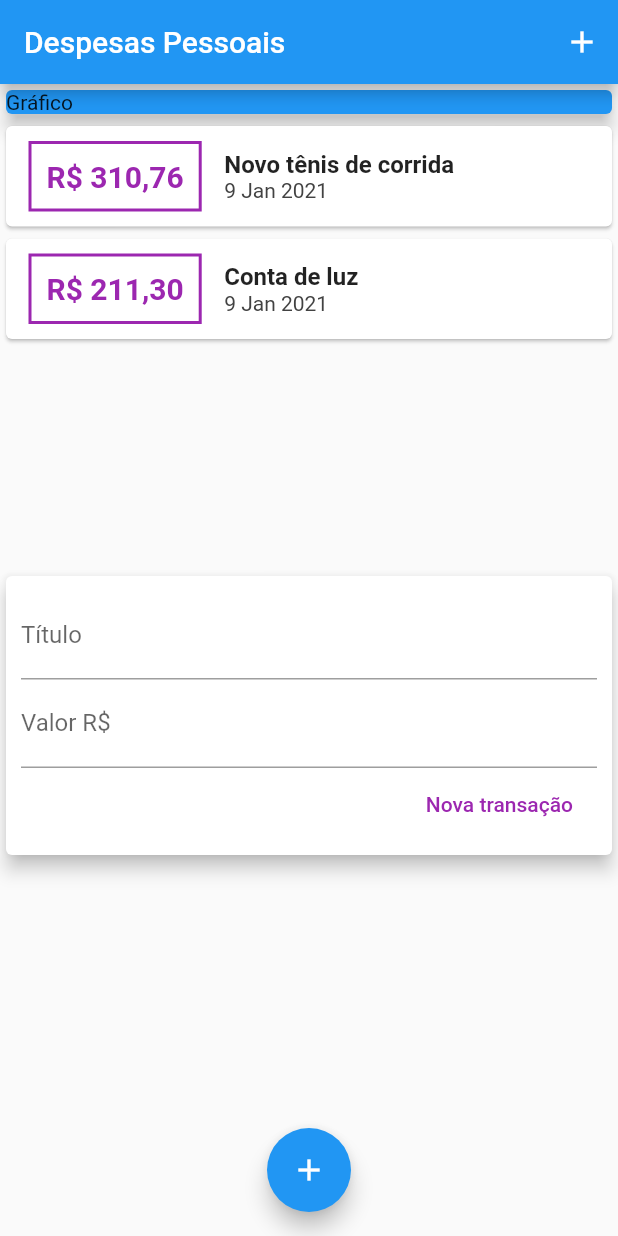
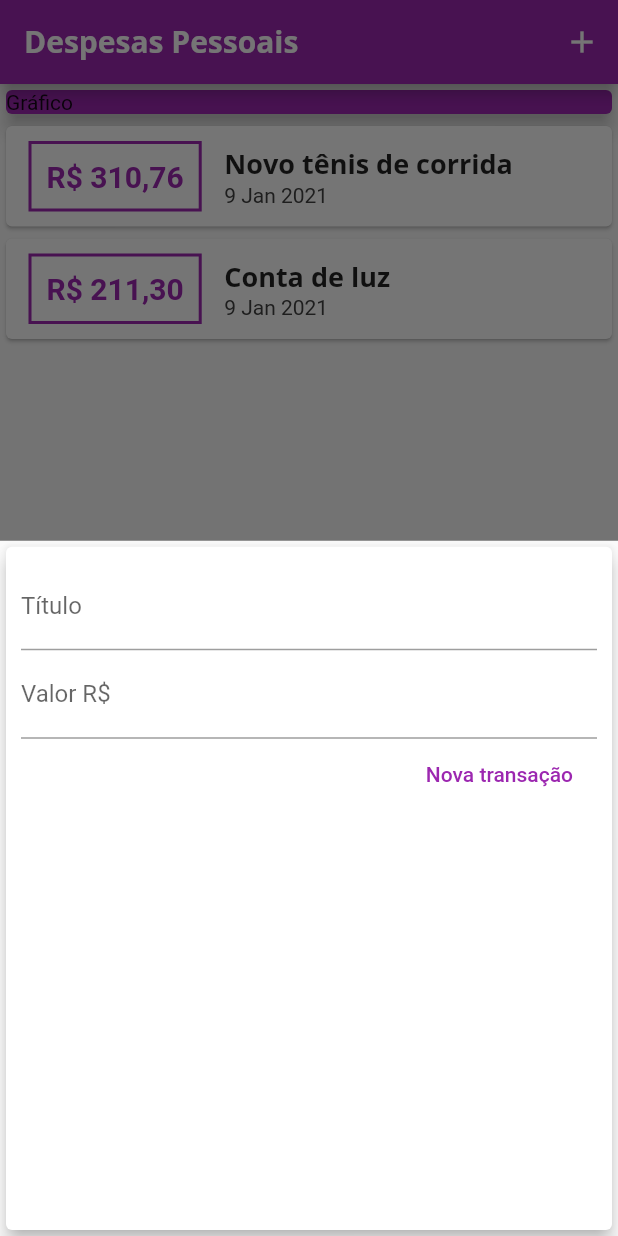
Before and after one commit to WENDEL4891/expenses, a Flutter app: the screen it shows after launch, after a tap on the "add" icon, on a phone screen of 412 x 824 dp. Run offline on Flutter 3.47's test engine with Material 2 defaults, Android fonts, the phone set to English and light mode, and no system bars; missing offline and left inert: dart:ffi.

Commit message:
Atualizado até a aula 105.

```diff
--- a/lib/components/transaction_form.dart
+++ b/lib/components/transaction_form.dart
@@ -2,12 +2,19 @@ import 'dart:ffi';
 
 import 'package:flutter/material.dart';
 
-class TransactionForm extends StatelessWidget {
-  final titleController = TextEditingController();
-  final valueController = TextEditingController();
+class TransactionForm extends StatefulWidget {
   final void Function(String, double) onSubmit;
 
   TransactionForm(this.onSubmit);
+
+  @override
+  _TransactionFormState createState() => _TransactionFormState();
+}
+
+class _TransactionFormState extends State<TransactionForm> {
+  final titleController = TextEditingController();
+
+  final valueController = TextEditingController();
 
   _submitForm() {
     final title = titleController.text;
@@ -15,7 +22,7 @@ class TransactionForm extends StatelessWidget {
     if (title.isEmpty || value <= 0) {
       return;
     }
-    onSubmit(title, value);
+    widget.onSubmit(title, value);
   }
 
   Widget build(BuildContext context) {
@@ -42,7 +49,7 @@ class TransactionForm extends StatelessWidget {
               mainAxisAlignment: MainAxisAlignment.end,
               children: [
                 FlatButton(
-                  textColor: Colors.purple,
+                  textColor: Theme.of(context).primaryColor,
                   child: Text('Nova transação'),
                   onPressed: _submitForm,
                 ),
--- a/lib/components/transaction_list.dart
+++ b/lib/components/transaction_list.dart
@@ -7,7 +7,7 @@ class TransactionList extends StatelessWidget {
 
   TransactionList({this.transactions});
 
-  build(BuildContext) {
+  build(BuildContext context) {
     return Container(
       height: 300,
       child: ListView.builder(
@@ -22,7 +22,7 @@ class TransactionList extends StatelessWidget {
                       EdgeInsets.symmetric(horizontal: 15, vertical: 10),
                   decoration: BoxDecoration(
                     border: Border.all(
-                      color: Colors.purple,
+                      color: Theme.of(context).primaryColor,
                       width: 2,
                     ),
                   ),
@@ -32,7 +32,7 @@ class TransactionList extends StatelessWidget {
                       style: TextStyle(
                         fontWeight: FontWeight.bold,
                         fontSize: 20,
-                        color: Colors.purple,
+                        color: Theme.of(context).primaryColor,
                       )),
                 ),
                 Column(
@@ -40,10 +40,7 @@ class TransactionList extends StatelessWidget {
                   children: [
                     Text(
                       transaction.title,
-                      style: TextStyle(
-                        fontWeight: FontWeight.bold,
-                        fontSize: 16,
-                      ),
+                      style: Theme.of(context).textTheme.headline6,
                     ),
                     Text(
                       DateFormat('d MMM y').format(transaction.date),
--- a/lib/components/transaction_user.dart
+++ /dev/null
@@ -1,48 +0,0 @@
-import 'package:flutter/material.dart';
-import './transaction_list.dart';
-import './transaction_form.dart';
-import '../models/transaction.dart';
-
-class TransactionUser extends StatefulWidget {
-  @override
-  _TransactionUserState createState() => _TransactionUserState();
-}
-
-class _TransactionUserState extends State<TransactionUser> {
-  var _transactions = <Transaction>[
-    Transaction(
-      id: 't1',
-      title: 'Novo tênis de corrida',
-      value: 310.76,
-      date: DateTime.now(),
-    ),
-    Transaction(
-      id: 't2',
-      title: 'Conta de luz',
-      value: 211.30,
-      date: DateTime.now(),
-    )
-  ];
-
-
-
-  _addTransaction(String title, double value) {
-    setState(() {
-      _transactions.add(Transaction(
-        id: UniqueKey().toString(),
-        date: DateTime.now(),
-        title: title,
-        value: value,
-      ));
-    });
-  }
-
-  Widget build(BuildContext context) {
-    return Column(
-      children: [
-        TransactionList(transactions: _transactions),
-        TransactionForm(_addTransaction),
-      ],
-    );
-  }
-}
--- a/lib/main.dart
+++ b/lib/main.dart
@@ -1,5 +1,8 @@
 import 'package:flutter/material.dart';
-import './components/transaction_user.dart';
+
+import './components/transaction_form.dart';
+import './components/transaction_list.dart';
+import 'models/transaction.dart';
 
 main() => runApp(ExpensesApp());
 
@@ -8,11 +11,73 @@ class ExpensesApp extends StatelessWidget {
     return MaterialApp(
       title: 'Despesas Pessoais',
       home: MyHomePage(),
+      theme: ThemeData(
+          primarySwatch: Colors.purple,
+          accentColor: Colors.amber,
+          fontFamily: 'Quicksand',
+          textTheme: ThemeData.light().textTheme.copyWith(
+                headline6: TextStyle(
+                  fontFamily: 'OpenSans',
+                  fontSize: 18,
+                  fontWeight: FontWeight.bold,
+                ),
+              ),
+          appBarTheme: AppBarTheme(
+            textTheme: ThemeData.light().textTheme.copyWith(
+                    headline6: TextStyle(
+                  fontFamily: 'OpenSans',
+                  fontSize: 20,
+                  fontWeight: FontWeight.w700,
+                )),
+          )),
     );
   }
 }
 
-class MyHomePage extends StatelessWidget {
+class MyHomePage extends StatefulWidget {
+  @override
+  _MyHomePageState createState() => _MyHomePageState();
+}
+
+class _MyHomePageState extends State<MyHomePage> {
+  final _transactions = <Transaction>[
+    Transaction(
+      id: 't1',
+      title: 'Novo tênis de corrida',
+      value: 310.76,
+      date: DateTime.now(),
+    ),
+    Transaction(
+      id: 't2',
+      title: 'Conta de luz',
+      value: 211.30,
+      date: DateTime.now(),
+    )
+  ];
+
+  _addTransaction(String title, double value) {
+    final newTransaction = Transaction(
+      id: UniqueKey().toString(),
+      date: DateTime.now(),
+      title: title,
+      value: value,
+    );
+
+    setState(() {
+      _transactions.add(newTransaction);
+    });
+
+    Navigator.of(context).pop();
+  }
+
+  _openTransactionFormModal(BuildContext context) {
+    showModalBottomSheet(
+        context: context,
+        builder: (_) {
+          return TransactionForm(_addTransaction);
+        });
+  }
+
   @override
   Widget build(BuildContext context) {
     return Scaffold(
@@ -21,8 +86,8 @@ class MyHomePage extends StatelessWidget {
           actions: <Widget>[
             IconButton(
               icon: Icon(Icons.add),
-            onPressed: () {},
-          )
+              onPressed: () => _openTransactionFormModal(context),
+            ),
           ],
         ),
         body: SingleChildScrollView(
@@ -31,20 +96,19 @@ class MyHomePage extends StatelessWidget {
             children: [
               Container(
                 child: Card(
-                color: Colors.blue,
+                  color: Theme.of(context).primaryColor,
                   elevation: 5,
                   child: Text('Gráfico'),
                 ),
               ),
-            TransactionUser(),
+              TransactionList(transactions: _transactions),
             ],
           ),
         ),
         floatingActionButton: FloatingActionButton(
           child: Icon(Icons.add),
-        onPressed: () {},
+          onPressed: () => _openTransactionFormModal(context),
         ),
-      floatingActionButtonLocation: FloatingActionButtonLocation.centerFloat
-    );
+        floatingActionButtonLocation: FloatingActionButtonLocation.centerFloat);
   }
 }
```
Also changed, not shown: pubspec.yaml (+12 -11 lines), assets/fonts/OpenSans-Bold.ttf (added), assets/fonts/OpenSans-Regular.ttf (added), assets/fonts/Quicksand-Bold.ttf (added), assets/fonts/Quicksand-Regular.ttf (added). Lines whose indentation alone changed are shown as unchanged.
